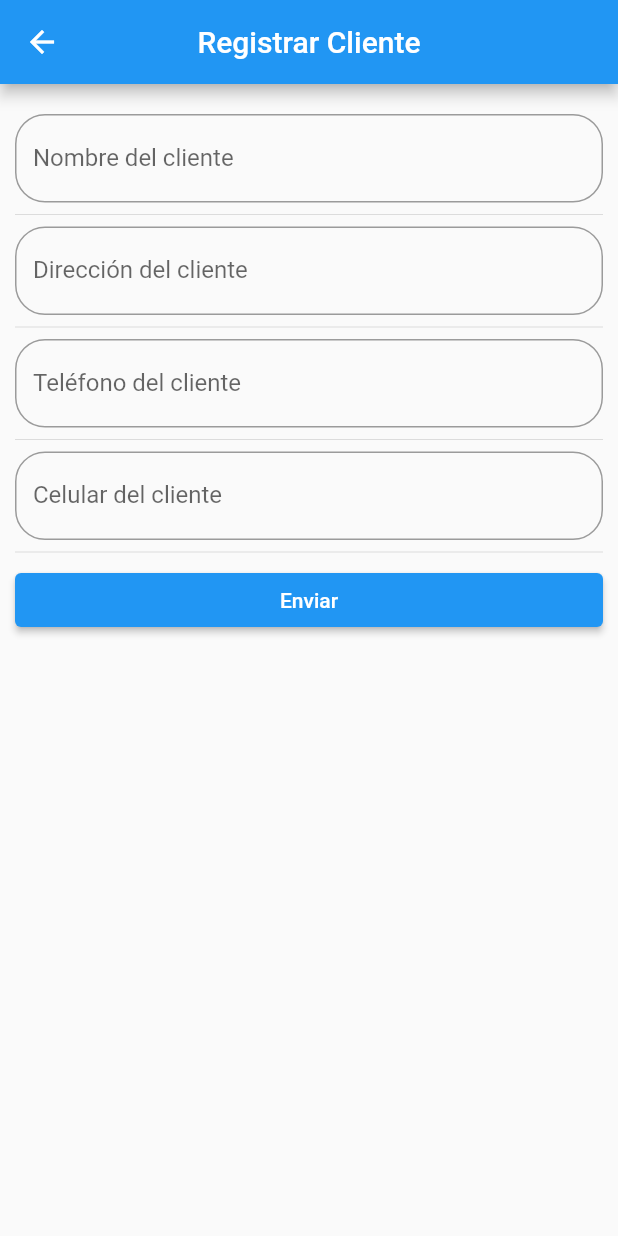
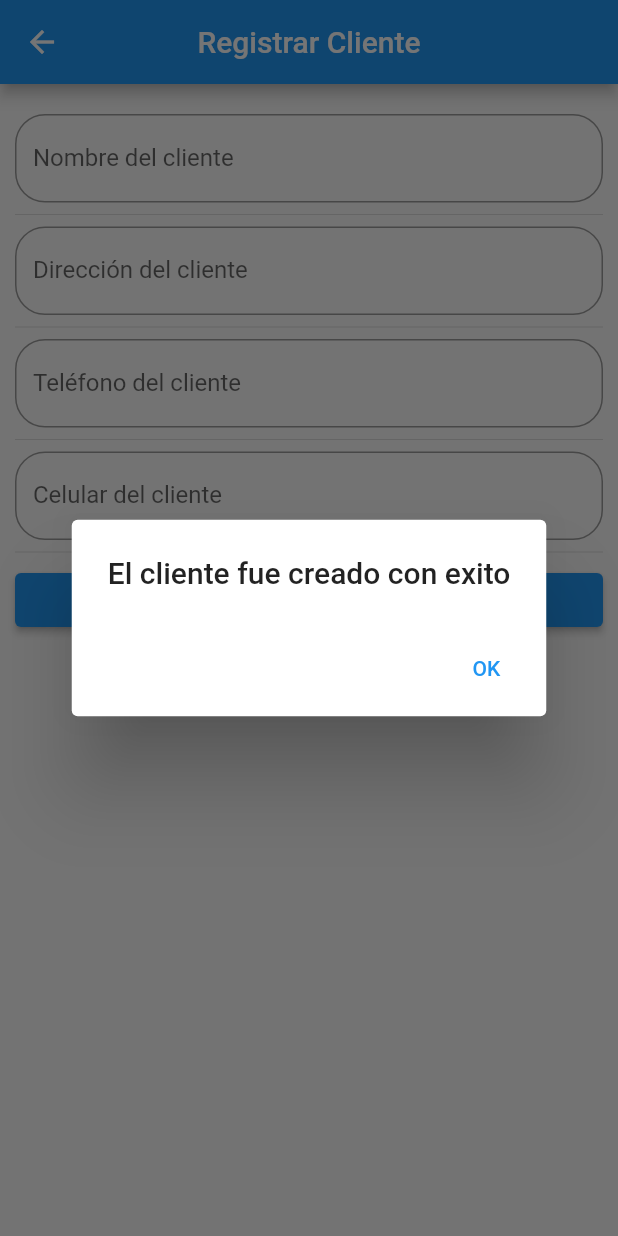
Before and after one commit to pauloalvarez21/tiendaApp, a Flutter app: the ClienteScreen screen opened by its route, after a tap on "Enviar", on a phone screen of 412 x 824 dp. Run offline on Flutter 3.47's test engine with Material 2 defaults, Android fonts, the phone set to English and light mode, and no system bars; our stand-ins replace cloud_firestore, firebase_core, firebase_messaging; missing offline and left inert: mapbox_gl; accounts and stored records are empty.

Commit message:
could_firebase

```diff
--- a/lib/main.dart
+++ b/lib/main.dart
@@ -3,6 +3,9 @@
 import 'package:flutter/material.dart';
 import 'package:tiendaapp/screens/cliente_screen.dart';
 import 'package:tiendaapp/screens/home_screen.dart';
+import 'package:tiendaapp/screens/listaCliente_screen.dart';
+import 'package:tiendaapp/screens/listaNegocio_screen.dart';
+import 'package:tiendaapp/screens/lista_screen.dart';
 import 'package:tiendaapp/screens/mapa_screen.dart';
 import 'package:tiendaapp/screens/message_screen.dart';
 import 'package:tiendaapp/screens/negocios_screen.dart';
@@ -53,6 +56,9 @@
         'mapa': (_) => MapaScreen(),
         'cliente': (_) => ClienteScreen(),
         'negocio': (_) => NegociosScreen(),
+        'lista': (_) => ListaScreen(),
+        'listaCliente': (_) => ListaClienteScreen(),
+        'listaNegocio': (_) => ListaNegocioScreen(),
       },
     );
   }
--- a/lib/screens/cliente_screen.dart
+++ b/lib/screens/cliente_screen.dart
@@ -1,4 +1,5 @@
 import 'package:flutter/material.dart';
+import 'package:cloud_firestore/cloud_firestore.dart';
 
 class ClienteScreen extends StatefulWidget {
   const ClienteScreen({Key? key}) : super(key: key);
@@ -12,6 +13,8 @@ class _ClienteScreenState extends State<ClienteScreen> {
   String _direccion = '';
   String _telefono = '';
   String _celular = '';
+
+  final firebaseInstance = FirebaseFirestore.instance;
 
   @override
   Widget build(BuildContext context) {
@@ -104,11 +107,35 @@ class _ClienteScreenState extends State<ClienteScreen> {
     return ElevatedButton(
       child: Text('Enviar'),
       onPressed: () {
-        print(_nombre);
-        print(_direccion);
-        print(_telefono);
-        print(_celular);
+        firebaseInstance.collection("cliente").add({
+          "nombre": _nombre,
+          "direccion": _direccion,
+          "telefono": _telefono,
+          "celular": _celular
+        });
+
+        openDialog();
+
+        setState(() {
+          _nombre = '';
+          _direccion = '';
+          _telefono = '';
+          _celular = '';
+        });
       },
     );
   }
+
+  Future openDialog() => showDialog(
+      context: context,
+      builder: (context) => AlertDialog(
+            title: Text('El cliente fue creado con exito'),
+            actions: [
+              TextButton(
+                  onPressed: () {
+                    Navigator.pushNamed(context, 'home');
+                  },
+                  child: Text('OK'))
+            ],
+          ));
 }
```
Also changed, not shown: lib/screens/home_screen.dart (+11 -0 lines), lib/screens/listaCliente_screen.dart (added, +59 -0 lines), lib/screens/listaNegocio_screen.dart (added, +37 -0 lines), lib/screens/lista_screen.dart (added, +41 -0 lines), lib/screens/negocios_screen.dart (+27 -1 lines), 3 other files.
